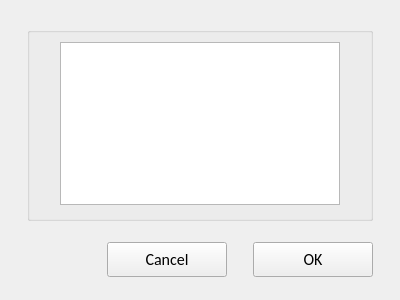
Before: the Qt Designer form opensyde_tool/src/system_views/dashboards/items/param/array_editor/C_SyvDaItPaArWidget.ui in openSYDE/openSYDE, drawn with Qt 5.
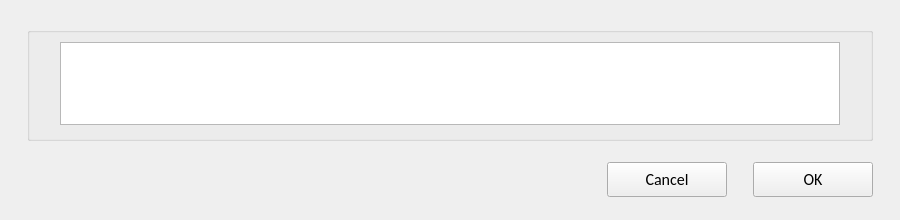
After: the same form once the commit is applied. Custom widgets are drawn as their Qt base class.

```diff
--- a/opensyde_tool/src/system_views/dashboards/items/param/array_editor/C_SyvDaItPaArWidget.ui
+++ b/opensyde_tool/src/system_views/dashboards/items/param/array_editor/C_SyvDaItPaArWidget.ui
@@ -6,8 +6,8 @@
    <rect>
     <x>0</x>
     <y>0</y>
-    <width>400</width>
-    <height>300</height>
+    <width>900</width>
+    <height>220</height>
    </rect>
   </property>
   <property name="windowTitle">
```
Left out of the diff: 5 changed lines with no effect on the pictures.
